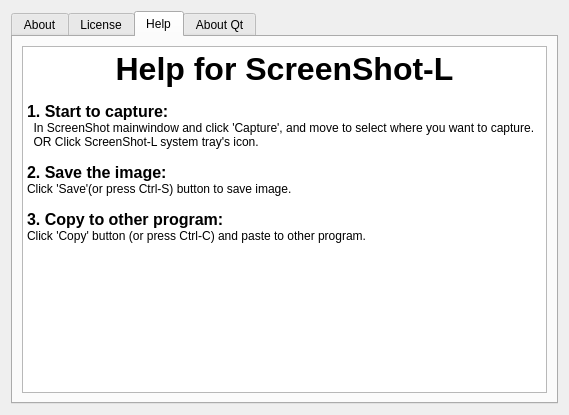
Before: the Qt Designer form about.ui in langong-dev/ScreenShot-L, drawn with Qt 5.
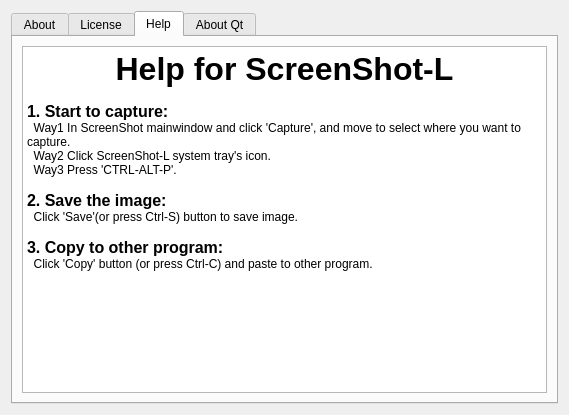
After: the same form once the commit is applied. Icons and pictures are not drawn.

Diff of the .ui file:
```diff
--- a/about.ui
+++ b/about.ui
@@ -103,14 +103,15 @@
 &lt;p align=&quot;center&quot; style=&quot; margin-top:0px; margin-bottom:0px; margin-left:0px; margin-right:0px; -qt-block-indent:0; text-indent:0px;&quot;&gt;&lt;span style=&quot; font-size:24pt; font-weight:600;&quot;&gt;Help for ScreenShot-L&lt;/span&gt;&lt;/p&gt;
 &lt;p style=&quot;-qt-paragraph-type:empty; margin-top:0px; margin-bottom:0px; margin-left:0px; margin-right:0px; -qt-block-indent:0; text-indent:0px;&quot;&gt;&lt;br /&gt;&lt;/p&gt;
 &lt;p style=&quot; margin-top:0px; margin-bottom:0px; margin-left:0px; margin-right:0px; -qt-block-indent:0; text-indent:0px;&quot;&gt;&lt;span style=&quot; font-size:12pt; font-weight:600;&quot;&gt;1. Start to capture:&lt;/span&gt;&lt;/p&gt;
-&lt;p style=&quot; margin-top:0px; margin-bottom:0px; margin-left:0px; margin-right:0px; -qt-block-indent:0; text-indent:0px;&quot;&gt;  In ScreenShot mainwindow and click 'Capture', and move to select where you want to capture.&lt;/p&gt;
-&lt;p style=&quot; margin-top:0px; margin-bottom:0px; margin-left:0px; margin-right:0px; -qt-block-indent:0; text-indent:0px;&quot;&gt;  OR Click ScreenShot-L system tray's icon.&lt;/p&gt;
+&lt;p style=&quot; margin-top:0px; margin-bottom:0px; margin-left:0px; margin-right:0px; -qt-block-indent:0; text-indent:0px;&quot;&gt;  Way1 In ScreenShot mainwindow and click 'Capture', and move to select where you want to capture.&lt;/p&gt;
+&lt;p style=&quot; margin-top:0px; margin-bottom:0px; margin-left:0px; margin-right:0px; -qt-block-indent:0; text-indent:0px;&quot;&gt;  Way2 Click ScreenShot-L system tray's icon.&lt;/p&gt;
+&lt;p style=&quot; margin-top:0px; margin-bottom:0px; margin-left:0px; margin-right:0px; -qt-block-indent:0; text-indent:0px;&quot;&gt;  Way3 Press 'CTRL-ALT-P'.&lt;/p&gt;
 &lt;p style=&quot;-qt-paragraph-type:empty; margin-top:0px; margin-bottom:0px; margin-left:0px; margin-right:0px; -qt-block-indent:0; text-indent:0px;&quot;&gt;&lt;br /&gt;&lt;/p&gt;
 &lt;p style=&quot; margin-top:0px; margin-bottom:0px; margin-left:0px; margin-right:0px; -qt-block-indent:0; text-indent:0px;&quot;&gt;&lt;span style=&quot; font-size:12pt; font-weight:600;&quot;&gt;2. Save the image:&lt;/span&gt;&lt;/p&gt;
-&lt;p style=&quot; margin-top:0px; margin-bottom:0px; margin-left:0px; margin-right:0px; -qt-block-indent:0; text-indent:0px;&quot;&gt;Click 'Save'(or press Ctrl-S) button to save image.&lt;/p&gt;
+&lt;p style=&quot; margin-top:0px; margin-bottom:0px; margin-left:0px; margin-right:0px; -qt-block-indent:0; text-indent:0px;&quot;&gt;  Click 'Save'(or press Ctrl-S) button to save image.&lt;/p&gt;
 &lt;p style=&quot;-qt-paragraph-type:empty; margin-top:0px; margin-bottom:0px; margin-left:0px; margin-right:0px; -qt-block-indent:0; text-indent:0px;&quot;&gt;&lt;br /&gt;&lt;/p&gt;
 &lt;p style=&quot; margin-top:0px; margin-bottom:0px; margin-left:0px; margin-right:0px; -qt-block-indent:0; text-indent:0px;&quot;&gt;&lt;span style=&quot; font-size:12pt; font-weight:600;&quot;&gt;3. Copy to other program:&lt;/span&gt;&lt;/p&gt;
-&lt;p style=&quot; margin-top:0px; margin-bottom:0px; margin-left:0px; margin-right:0px; -qt-block-indent:0; text-indent:0px;&quot;&gt;Click 'Copy' button (or press Ctrl-C) and paste to other program.&lt;/p&gt;&lt;/body&gt;&lt;/html&gt;</string>
+&lt;p style=&quot; margin-top:0px; margin-bottom:0px; margin-left:0px; margin-right:0px; -qt-block-indent:0; text-indent:0px;&quot;&gt;  Click 'Copy' button (or press Ctrl-C) and paste to other program.&lt;/p&gt;&lt;/body&gt;&lt;/html&gt;</string>
          </property>
         </widget>
        </item>
```
